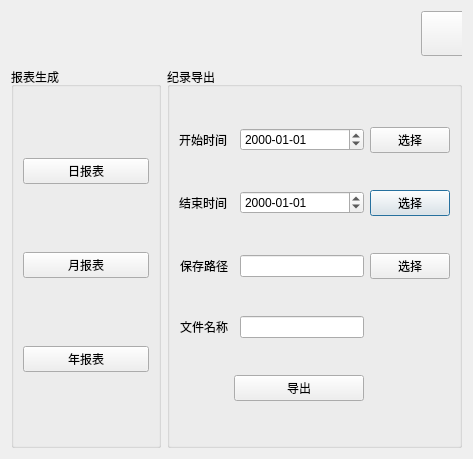
luozhiyong131/BusBar, file BusBar-Qt/logs/logcom/logexportmodeldlg.ui: the form before one commit.
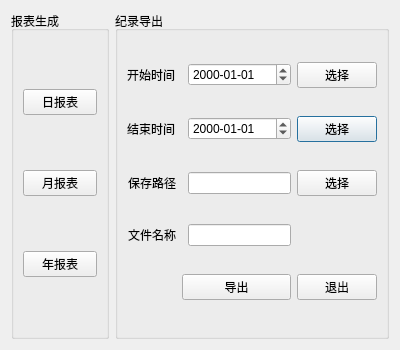
The form after the commit. Icons and pictures are not drawn.

What changed in the file:
```diff
--- a/BusBar-Qt/logs/logcom/logexportmodeldlg.ui
+++ b/BusBar-Qt/logs/logcom/logexportmodeldlg.ui
@@ -6,8 +6,8 @@
    <rect>
     <x>0</x>
     <y>0</y>
-    <width>473</width>
-    <height>459</height>
+    <width>400</width>
+    <height>350</height>
    </rect>
   </property>
   <property name="windowTitle">
@@ -17,7 +17,7 @@
    <string notr="true"/>
   </property>
   <layout class="QGridLayout" name="gridLayout_2">
-   <item row="1" column="1">
+   <item row="0" column="1">
     <widget class="QGroupBox" name="groupBox">
      <property name="title">
       <string>纪录导出</string>
@@ -105,14 +105,40 @@
         </property>
        </widget>
       </item>
+      <item row="4" column="3">
+       <widget class="QPushButton" name="quitBtn">
+        <property name="maximumSize">
+         <size>
+          <width>16777215</width>
+          <height>37</height>
+         </size>
+        </property>
+        <property name="styleSheet">
+         <string notr="true"/>
+        </property>
+        <property name="text">
+         <string>退出</string>
+        </property>
+        <property name="icon">
+         <iconset resource="../../images.qrc">
+          <normaloff>:/new/prefix1/image/cancel.png</normaloff>:/new/prefix1/image/cancel.png</iconset>
+        </property>
+        <property name="iconSize">
+         <size>
+          <width>45</width>
+          <height>45</height>
+         </size>
+        </property>
+       </widget>
+      </item>
      </layout>
     </widget>
    </item>
-   <item row="1" column="0">
+   <item row="0" column="0">
     <widget class="QGroupBox" name="groupBox_2">
      <property name="minimumSize">
       <size>
-       <width>150</width>
+       <width>50</width>
        <height>0</height>
       </size>
      </property>
@@ -150,42 +176,6 @@
      </layout>
     </widget>
    </item>
-   <item row="0" column="0" colspan="2">
-    <widget class="QWidget" name="widget" native="true">
-     <property name="maximumSize">
-      <size>
-       <width>16777215</width>
-       <height>50</height>
-      </size>
-     </property>
-     <widget class="QPushButton" name="quitBtn">
-      <property name="geometry">
-       <rect>
-        <x>410</x>
-        <y>0</y>
-        <width>45</width>
-        <height>45</height>
-       </rect>
-      </property>
-      <property name="styleSheet">
-       <string notr="true"/>
-      </property>
-      <property name="text">
-       <string/>
-      </property>
-      <property name="icon">
-       <iconset resource="../../images.qrc">
-        <normaloff>:/new/prefix1/image/cancel.png</normaloff>:/new/prefix1/image/cancel.png</iconset>
-      </property>
-      <property name="iconSize">
-       <size>
-        <width>45</width>
-        <height>45</height>
-       </size>
-      </property>
-     </widget>
-    </widget>
-   </item>
   </layout>
  </widget>
  <resources>
```
